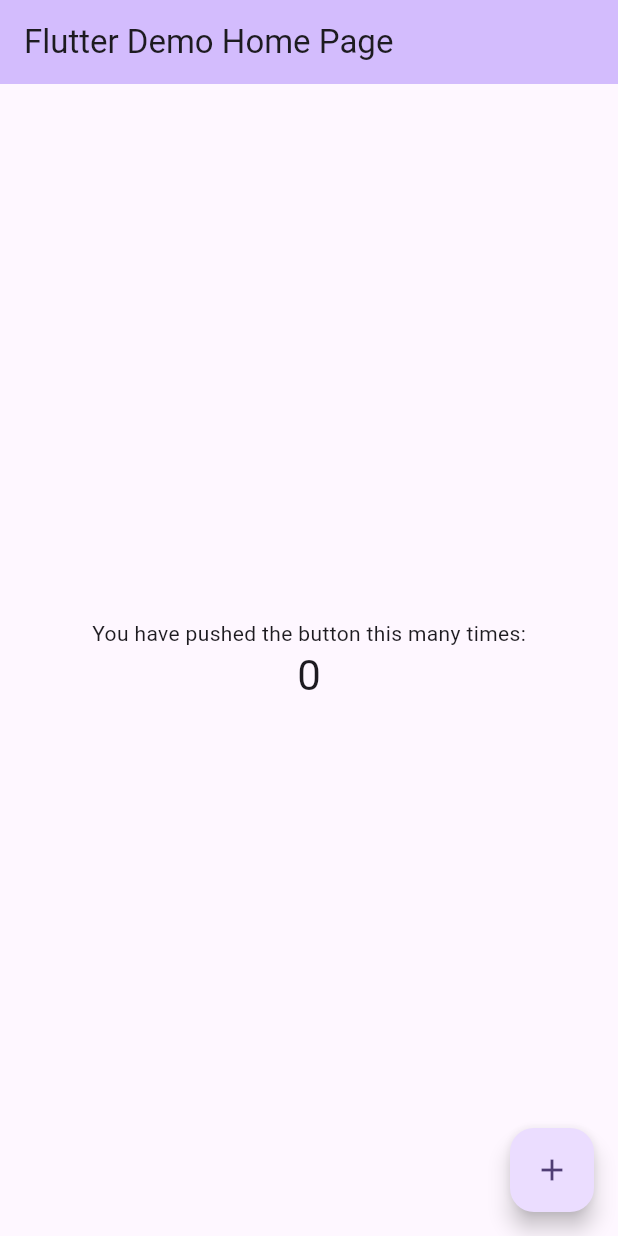
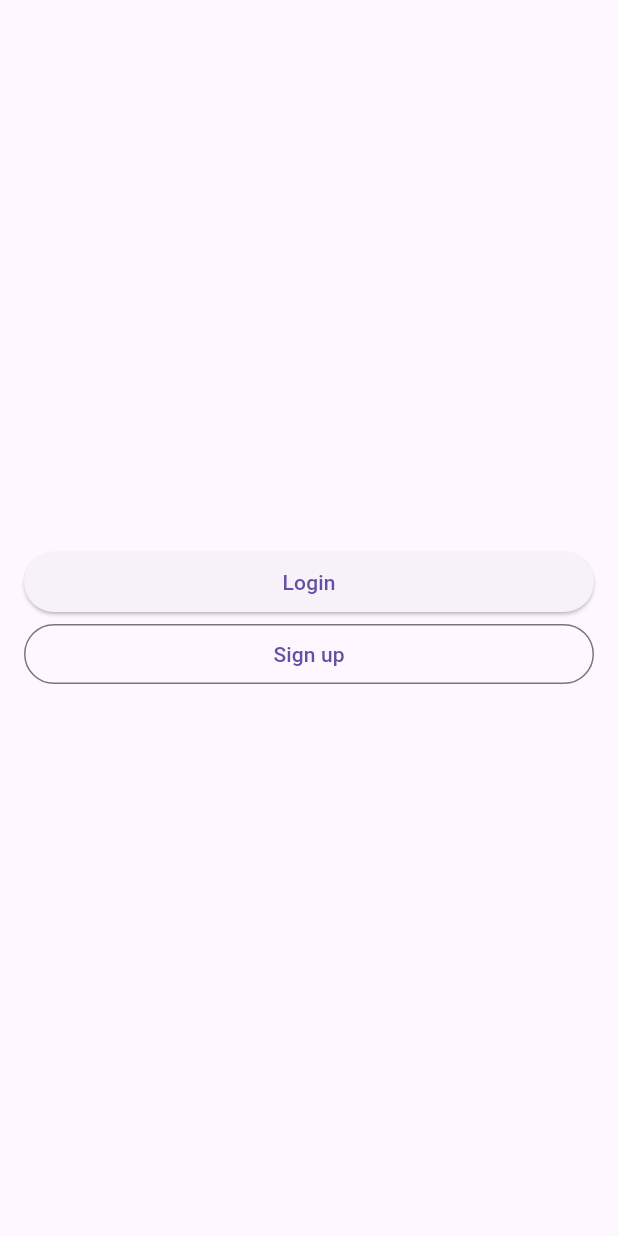
Before and after one commit to mainsprout/mind-laundromat-frontend, a Flutter app: the screen it shows after launch, on a phone screen of 412 x 824 dp. Run offline on Flutter 3.47's test engine with Material 3 defaults, Android fonts, the phone set to English and light mode, and no system bars.

Commit message:
Feat: Login, Sign up 페이지 생성

```diff
--- /dev/null
+++ b/lib/login/init_screen.dart
@@ -0,0 +1,46 @@
+import 'package:flutter/material.dart';
+import 'package:mind_laundromat/login/sign_up.dart';
+
+import 'login.dart';
+
+class InitScreen extends StatelessWidget {
+  const InitScreen({super.key});
+
+  @override
+  Widget build(BuildContext context) {
+    return Scaffold(
+      body: Padding(
+        padding: const EdgeInsets.symmetric(
+          horizontal: 16.0,
+        ),
+        child: Column(
+          mainAxisAlignment: MainAxisAlignment.center,
+          crossAxisAlignment: CrossAxisAlignment.stretch,
+          children: [
+            ElevatedButton(
+                onPressed: (){
+                  Navigator.of(context).push(
+                    MaterialPageRoute(builder: (BuildContext context) {
+                      return Login();
+                    },
+                    ),
+                  );
+                },
+                child: Text('Login'),
+            ),
+            OutlinedButton(onPressed: (){
+              Navigator.of(context).push(
+                MaterialPageRoute(builder: (BuildContext context) {
+                  return SignUp();
+                },
+                ),
+              );
+            }, child: Text('Sign up'),
+            )
+
+          ],
+        ),
+      )
+    );
+  }
+}
--- /dev/null
+++ b/lib/login/login.dart
@@ -0,0 +1,17 @@
+import 'package:flutter/material.dart';
+
+class Login extends StatelessWidget {
+  const Login({super.key});
+
+  @override
+  Widget build(BuildContext context) {
+    return Scaffold(
+        body: Container(
+            child: Center(
+                child: Text(
+                    'Login')
+            ),
+        ),
+    );
+  }
+}
--- a/lib/main.dart
+++ b/lib/main.dart
@@ -1,122 +1,11 @@
 import 'package:flutter/material.dart';
+import 'package:mind_laundromat/login/init_screen.dart';
 
-void main() {
-  runApp(const MyApp());
+void main(){
+  runApp(
+    MaterialApp(
+      debugShowCheckedModeBanner: false,
+      home: InitScreen()
+    )
+  );
 }
-
-class MyApp extends StatelessWidget {
-  const MyApp({super.key});
-
-  // This widget is the root of your application.
-  @override
-  Widget build(BuildContext context) {
-    return MaterialApp(
-      title: 'Flutter Demo',
-      theme: ThemeData(
-        // This is the theme of your application.
-        //
-        // TRY THIS: Try running your application with "flutter run". You'll see
-        // the application has a purple toolbar. Then, without quitting the app,
-        // try changing the seedColor in the colorScheme below to Colors.green
-        // and then invoke "hot reload" (save your changes or press the "hot
-        // reload" button in a Flutter-supported IDE, or press "r" if you used
-        // the command line to start the app).
-        //
-        // Notice that the counter didn't reset back to zero; the application
-        // state is not lost during the reload. To reset the state, use hot
-        // restart instead.
-        //
-        // This works for code too, not just values: Most code changes can be
-        // tested with just a hot reload.
-        colorScheme: ColorScheme.fromSeed(seedColor: Colors.deepPurple),
-      ),
-      home: const MyHomePage(title: 'Flutter Demo Home Page'),
-    );
-  }
-}
-
-class MyHomePage extends StatefulWidget {
-  const MyHomePage({super.key, required this.title});
-
-  // This widget is the home page of your application. It is stateful, meaning
-  // that it has a State object (defined below) that contains fields that affect
-  // how it looks.
-
-  // This class is the configuration for the state. It holds the values (in this
-  // case the title) provided by the parent (in this case the App widget) and
-  // used by the build method of the State. Fields in a Widget subclass are
-  // always marked "final".
-
-  final String title;
-
-  @override
-  State<MyHomePage> createState() => _MyHomePageState();
-}
-
-class _MyHomePageState extends State<MyHomePage> {
-  int _counter = 0;
-
-  void _incrementCounter() {
-    setState(() {
-      // This call to setState tells the Flutter framework that something has
-      // changed in this State, which causes it to rerun the build method below
-      // so that the display can reflect the updated values. If we changed
-      // _counter without calling setState(), then the build method would not be
-      // called again, and so nothing would appear to happen.
-      _counter++;
-    });
-  }
-
-  @override
-  Widget build(BuildContext context) {
-    // This method is rerun every time setState is called, for instance as done
-    // by the _incrementCounter method above.
-    //
-    // The Flutter framework has been optimized to make rerunning build methods
-    // fast, so that you can just rebuild anything that needs updating rather
-    // than having to individually change instances of widgets.
-    return Scaffold(
-      appBar: AppBar(
-        // TRY THIS: Try changing the color here to a specific color (to
-        // Colors.amber, perhaps?) and trigger a hot reload to see the AppBar
-        // change color while the other colors stay the same.
-        backgroundColor: Theme.of(context).colorScheme.inversePrimary,
-        // Here we take the value from the MyHomePage object that was created by
-        // the App.build method, and use it to set our appbar title.
-        title: Text(widget.title),
-      ),
-      body: Center(
-        // Center is a layout widget. It takes a single child and positions it
-        // in the middle of the parent.
-        child: Column(
-          // Column is also a layout widget. It takes a list of children and
-          // arranges them vertically. By default, it sizes itself to fit its
-          // children horizontally, and tries to be as tall as its parent.
-          //
-          // Column has various properties to control how it sizes itself and
-          // how it positions its children. Here we use mainAxisAlignment to
-          // center the children vertically; the main axis here is the vertical
-          // axis because Columns are vertical (the cross axis would be
-          // horizontal).
-          //
-          // TRY THIS: Invoke "debug painting" (choose the "Toggle Debug Paint"
-          // action in the IDE, or press "p" in the console), to see the
-          // wireframe for each widget.
-          mainAxisAlignment: MainAxisAlignment.center,
-          children: <Widget>[
-            const Text('You have pushed the button this many times:'),
-            Text(
-              '$_counter',
-              style: Theme.of(context).textTheme.headlineMedium,
-            ),
-          ],
-        ),
-      ),
-      floatingActionButton: FloatingActionButton(
-        onPressed: _incrementCounter,
-        tooltip: 'Increment',
-        child: const Icon(Icons.add),
-      ), // This trailing comma makes auto-formatting nicer for build methods.
-    );
-  }
-}
```
Also changed, not shown: lib/login/sign_up.dart (added, +18 -0 lines), 1 other file.
